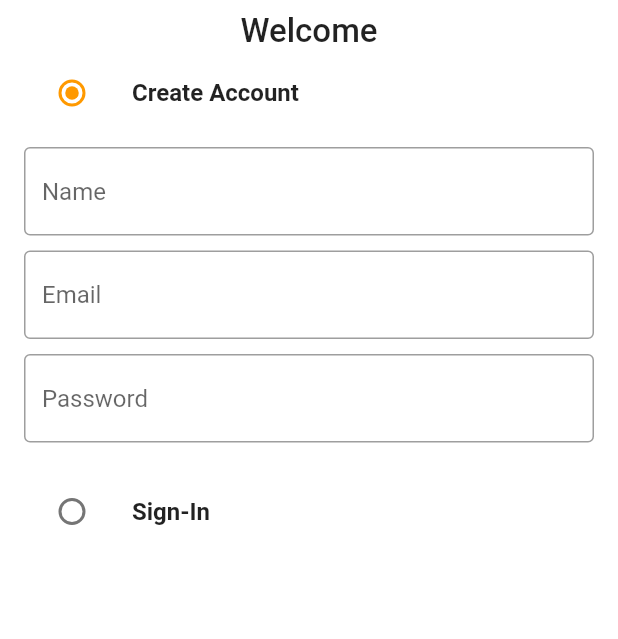
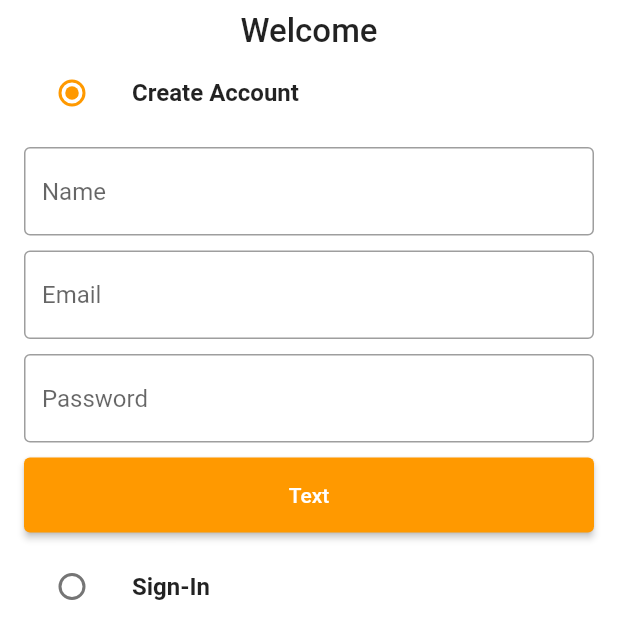
Before and after one commit to Drack112/Amazon_Mobile, a Flutter app: the screen it shows after launch, on a phone screen of 412 x 824 dp. Shown: the top 639 px of the screen. Run offline on Flutter 3.47's test engine with Material 2 defaults, Android fonts, the phone set to English and light mode, and no system bars.

Commit message:
Button Widget

```diff
--- /dev/null
+++ b/mobile/lib/common/widgets/custom_buttom.dart
@@ -0,0 +1,20 @@
+import 'package:flutter/material.dart';
+
+class CustomButton extends StatelessWidget {
+  final String text;
+  final VoidCallback onTap;
+
+  const CustomButton({Key? key, required this.text, required this.onTap})
+      : super(key: key);
+
+  @override
+  Widget build(BuildContext context) {
+    return ElevatedButton(
+      onPressed: onTap,
+      style: ElevatedButton.styleFrom(
+        minimumSize: const Size(double.infinity, 50),
+      ),
+      child: const Text("Text"),
+    );
+  }
+}
--- a/mobile/lib/features/screens/auth_screen.dart
+++ b/mobile/lib/features/screens/auth_screen.dart
@@ -1,3 +1,4 @@
+import 'package:amazon_flutter/common/widgets/custom_buttom.dart';
 import 'package:amazon_flutter/common/widgets/custom_textfield.dart';
 import 'package:amazon_flutter/constants/global_variables.dart';
 import 'package:flutter/material.dart';
@@ -83,7 +84,8 @@ class _AuthScreenState extends State<AuthScreen> {
                           controller: _emailController,
                           hintText: "Password",
                         ),
-                        const SizedBox(height: 10)
+                        const SizedBox(height: 10),
+                        CustomButton(text: "Sign Up", onTap: () {}),
                       ],
                     ),
                   ),
```
